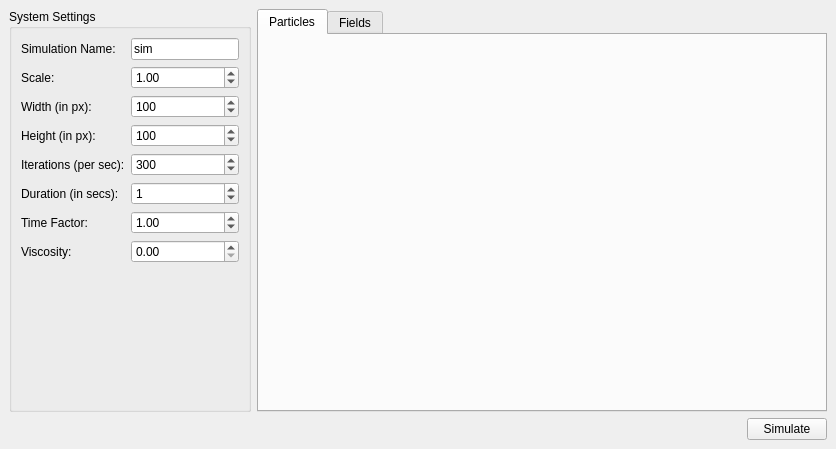
Above: mainwindow.ui from abansal755/2D-Simulator before the change. Below: the same form after it.
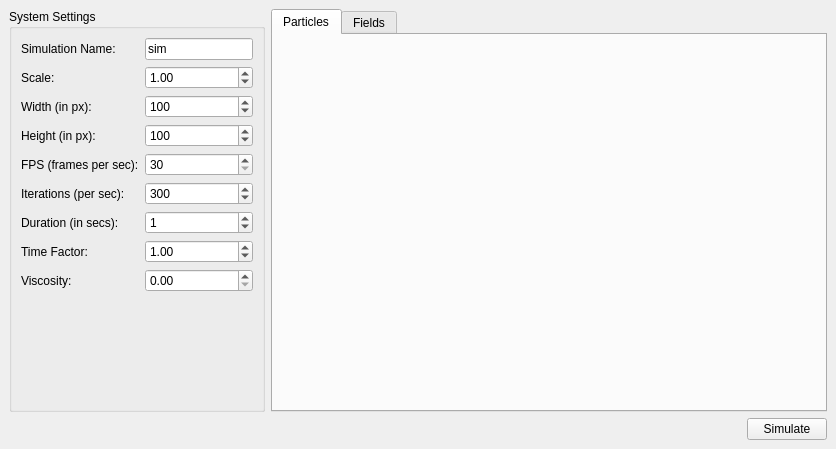
That is the form after the change. Custom widgets are drawn as their Qt base class.

Commit message: added variable fps

Patch:
```diff
--- a/mainwindow.ui
+++ b/mainwindow.ui
@@ -29,13 +29,16 @@
          <string>System Settings</string>
         </property>
         <layout class="QGridLayout" name="gridLayout">
-         <item row="4" column="1">
-          <widget class="QSpinBox" name="spinBox_3">
-           <property name="maximum">
-            <number>2147483647</number>
+         <item row="0" column="1">
+          <widget class="QLineEdit" name="lineEdit">
+           <property name="layoutDirection">
+            <enum>Qt::LeftToRight</enum>
            </property>
-           <property name="value">
-            <number>300</number>
+           <property name="text">
+            <string>sim</string>
+           </property>
+           <property name="frame">
+            <bool>true</bool>
            </property>
           </widget>
          </item>
@@ -49,26 +52,6 @@
            </property>
           </widget>
          </item>
-         <item row="7" column="1">
-          <widget class="QDoubleSpinBox" name="doubleSpinBox_3">
-           <property name="maximum">
-            <double>2147483647.000000000000000</double>
-           </property>
-           <property name="value">
-            <double>0.000000000000000</double>
-           </property>
-          </widget>
-         </item>
-         <item row="3" column="1">
-          <widget class="QSpinBox" name="spinBox_2">
-           <property name="maximum">
-            <number>2147483647</number>
-           </property>
-           <property name="value">
-            <number>100</number>
-           </property>
-          </widget>
-         </item>
          <item row="2" column="0">
           <widget class="QLabel" name="label_3">
            <property name="text">
@@ -76,95 +59,14 @@
            </property>
           </widget>
          </item>
-         <item row="6" column="1">
-          <widget class="QDoubleSpinBox" name="doubleSpinBox_2">
-           <property name="maximum">
-            <double>2147483647.000000000000000</double>
-           </property>
-           <property name="value">
-            <double>1.000000000000000</double>
-           </property>
-          </widget>
-         </item>
-         <item row="2" column="1">
-          <widget class="QSpinBox" name="spinBox">
-           <property name="maximum">
-            <number>2147483647</number>
-           </property>
-           <property name="value">
-            <number>100</number>
-           </property>
-          </widget>
-         </item>
-         <item row="3" column="0">
-          <widget class="QLabel" name="label_4">
-           <property name="text">
-            <string>Height (in px):</string>
-           </property>
-          </widget>
-         </item>
-         <item row="1" column="1">
-          <widget class="QDoubleSpinBox" name="doubleSpinBox">
-           <property name="maximum">
-            <double>2147483647.000000000000000</double>
-           </property>
-           <property name="value">
-            <double>1.000000000000000</double>
-           </property>
-          </widget>
-         </item>
-         <item row="7" column="0">
-          <widget class="QLabel" name="label_8">
-           <property name="text">
-            <string>Viscosity:</string>
-           </property>
-          </widget>
-         </item>
-         <item row="0" column="0">
-          <widget class="QLabel" name="label">
-           <property name="text">
-            <string>Simulation Name:</string>
-           </property>
-          </widget>
-         </item>
-         <item row="5" column="1">
-          <widget class="QSpinBox" name="spinBox_4">
-           <property name="maximum">
-            <number>2147483647</number>
-           </property>
-           <property name="value">
-            <number>1</number>
-           </property>
-          </widget>
-         </item>
          <item row="6" column="0">
-          <widget class="QLabel" name="label_7">
+          <widget class="QLabel" name="label_6">
            <property name="text">
-            <string>Time Factor:</string>
+            <string>Duration (in secs):</string>
            </property>
           </widget>
          </item>
-         <item row="4" column="0">
-          <widget class="QLabel" name="label_5">
-           <property name="text">
-            <string>Iterations (per sec):</string>
-           </property>
-          </widget>
-         </item>
-         <item row="0" column="1">
-          <widget class="QLineEdit" name="lineEdit">
-           <property name="layoutDirection">
-            <enum>Qt::LeftToRight</enum>
-           </property>
-           <property name="text">
-            <string>sim</string>
-           </property>
-           <property name="frame">
-            <bool>true</bool>
-           </property>
-          </widget>
-         </item>
-         <item row="8" column="1">
+         <item row="9" column="1">
           <spacer name="verticalSpacer">
            <property name="orientation">
             <enum>Qt::Vertical</enum>
@@ -177,10 +79,125 @@
            </property>
           </spacer>
          </item>
+         <item row="0" column="0">
+          <widget class="QLabel" name="label">
+           <property name="text">
+            <string>Simulation Name:</string>
+           </property>
+          </widget>
+         </item>
+         <item row="1" column="1">
+          <widget class="QDoubleSpinBox" name="doubleSpinBox">
+           <property name="maximum">
+            <double>2147483647.000000000000000</double>
+           </property>
+           <property name="value">
+            <double>1.000000000000000</double>
+           </property>
+          </widget>
+         </item>
+         <item row="6" column="1">
+          <widget class="QSpinBox" name="spinBox_4">
+           <property name="maximum">
+            <number>2147483647</number>
+           </property>
+           <property name="value">
+            <number>1</number>
+           </property>
+          </widget>
+         </item>
+         <item row="2" column="1">
+          <widget class="QSpinBox" name="spinBox">
+           <property name="maximum">
+            <number>2147483647</number>
+           </property>
+           <property name="value">
+            <number>100</number>
+           </property>
+          </widget>
+         </item>
+         <item row="3" column="1">
+          <widget class="QSpinBox" name="spinBox_2">
+           <property name="maximum">
+            <number>2147483647</number>
+           </property>
+           <property name="value">
+            <number>100</number>
+           </property>
+          </widget>
+         </item>
+         <item row="8" column="1">
+          <widget class="QDoubleSpinBox" name="doubleSpinBox_3">
+           <property name="maximum">
+            <double>2147483647.000000000000000</double>
+           </property>
+           <property name="value">
+            <double>0.000000000000000</double>
+           </property>
+          </widget>
+         </item>
+         <item row="8" column="0">
+          <widget class="QLabel" name="label_8">
+           <property name="text">
+            <string>Viscosity:</string>
+           </property>
+          </widget>
+         </item>
          <item row="5" column="0">
-          <widget class="QLabel" name="label_6">
+          <widget class="QLabel" name="label_5">
            <property name="text">
-            <string>Duration (in secs):</string>
+            <string>Iterations (per sec):</string>
+           </property>
+          </widget>
+         </item>
+         <item row="5" column="1">
+          <widget class="QSpinBox" name="spinBox_3">
+           <property name="maximum">
+            <number>2147483647</number>
+           </property>
+           <property name="value">
+            <number>300</number>
+           </property>
+          </widget>
+         </item>
+         <item row="7" column="1">
+          <widget class="QDoubleSpinBox" name="doubleSpinBox_2">
+           <property name="maximum">
+            <double>2147483647.000000000000000</double>
+           </property>
+           <property name="value">
+            <double>1.000000000000000</double>
+           </property>
+          </widget>
+         </item>
+         <item row="3" column="0">
+          <widget class="QLabel" name="label_4">
+           <property name="text">
+            <string>Height (in px):</string>
+           </property>
+          </widget>
+         </item>
+         <item row="7" column="0">
+          <widget class="QLabel" name="label_7">
+           <property name="text">
+            <string>Time Factor:</string>
+           </property>
+          </widget>
+         </item>
+         <item row="4" column="0">
+          <widget class="QLabel" name="label_9">
+           <property name="text">
+            <string>FPS (frames per sec):</string>
+           </property>
+          </widget>
+         </item>
+         <item row="4" column="1">
+          <widget class="QSpinBox" name="spinBox_5">
+           <property name="minimum">
+            <number>30</number>
+           </property>
+           <property name="maximum">
+            <number>2147483647</number>
            </property>
           </widget>
          </item>
```
The commit also changes 2 other files.
